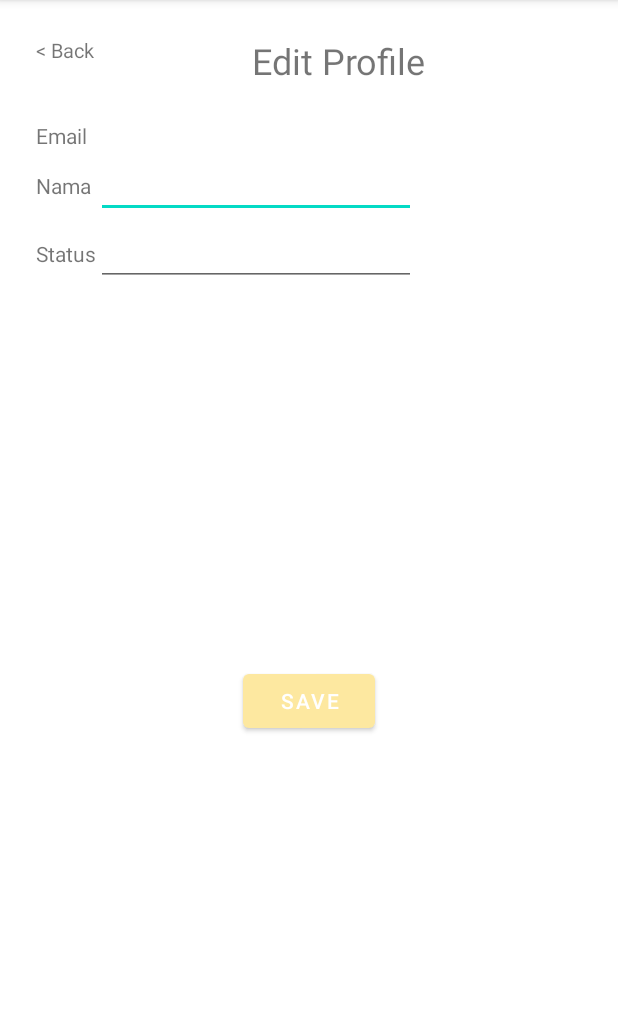
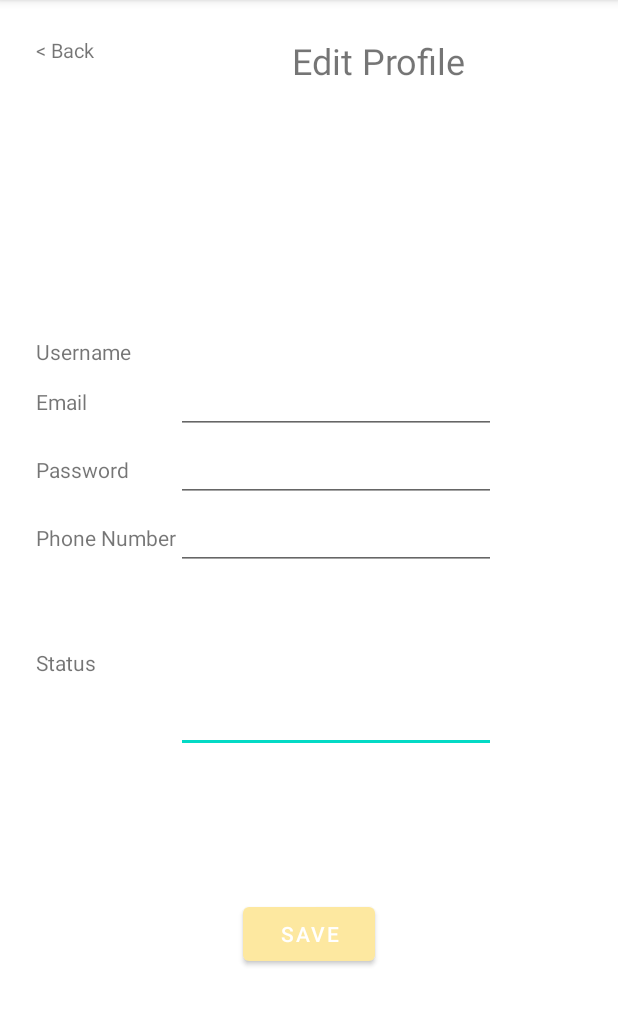
Before and after one commit to NJuGau/KitaBercerita, an Android app: the ProfileViewActivity screen opened directly, with no data from a screen before it, after a tap on "EDIT PROFILE", on a phone screen of 412 x 824 dp, the part 84-1110 px from its top. Run offline under Robolectric (Android 15) with nearby library versions, the phone set to English and light mode, and no system bars; our stand-ins replace Firebase (no records; nobody signed in at launch, a user with empty details on screens opened directly); pictures from the network do not load; 5 statements that could not run were skipped.

Commit message:
tes harus dimerge sblm lanjut

```diff
--- a/app/build.gradle
+++ b/app/build.gradle
@@ -23,6 +23,9 @@ android {
             proguardFiles getDefaultProguardFile('proguard-android-optimize.txt'), 'proguard-rules.pro'
         }
     }
+    buildFeatures {
+        viewBinding true
+    }
     compileOptions {
         sourceCompatibility JavaVersion.VERSION_1_8
         targetCompatibility JavaVersion.VERSION_1_8
@@ -38,6 +41,7 @@ dependencies {
     implementation 'com.google.firebase:firebase-auth'
     implementation 'com.google.firebase:firebase-database'
     implementation 'com.google.firebase:firebase-messaging:23.4.0'
+    implementation 'com.google.firebase:firebase-storage:20.3.0'
     testImplementation 'junit:junit:4.13.2'
     androidTestImplementation 'androidx.test.ext:junit:1.1.5'
     androidTestImplementation 'androidx.test.espresso:espresso-core:3.5.1'
--- a/app/src/main/AndroidManifest.xml
+++ b/app/src/main/AndroidManifest.xml
@@ -4,6 +4,7 @@
 
     <uses-permission android:name="android.permission.INTERNET" />
     <uses-permission android:name="android.permission.POST_NOTIFICATIONS" />
+    <uses-permission android:name="android.permission.READ_EXTERNAL_STORAGE" />
 
     <application
         android:allowBackup="true"
--- a/app/src/main/java/com/example/kitabercerita/EditProfileActivity.java
+++ b/app/src/main/java/com/example/kitabercerita/EditProfileActivity.java
@@ -1,16 +1,34 @@
 package com.example.kitabercerita;
 
+import androidx.activity.result.ActivityResultLauncher;
+import androidx.activity.result.contract.ActivityResultContracts;
 import androidx.annotation.NonNull;
 import androidx.appcompat.app.AppCompatActivity;
+import androidx.core.app.ActivityCompat;
+import androidx.core.content.ContextCompat;
 
+import android.content.Intent;
+import android.content.pm.PackageManager;
+import android.graphics.Bitmap;
+import android.graphics.BitmapFactory;
+import android.graphics.BitmapShader;
+import android.graphics.Canvas;
+import android.graphics.Paint;
+import android.graphics.Shader;
+import android.net.Uri;
 import android.os.Bundle;
+import android.provider.MediaStore;
 import android.util.Log;
 import android.view.View;
 import android.widget.Button;
 import android.widget.EditText;
+import android.widget.ImageView;
 import android.widget.TextClock;
 import android.widget.TextView;
+import android.widget.Toast;
 
+import com.example.kitabercerita.model.Image;
+import com.example.kitabercerita.model.User;
 import com.google.android.gms.tasks.OnFailureListener;
 import com.google.android.gms.tasks.OnSuccessListener;
 import com.google.firebase.database.DataSnapshot;
@@ -18,6 +36,8 @@ import com.google.firebase.database.DatabaseError;
 import com.google.firebase.database.DatabaseReference;
 import com.google.firebase.database.FirebaseDatabase;
 import com.google.firebase.database.ValueEventListener;
+import com.google.firebase.storage.FirebaseStorage;
+import com.google.firebase.storage.StorageReference;
 
 import java.util.HashMap;
 import java.util.Map;
@@ -25,10 +45,15 @@ import java.util.Map;
 public class EditProfileActivity extends AppCompatActivity {
 
     Button saveBtn;
-    EditText nameEt, statusEt;
-    TextView emailTv, backBtn;
-    String name, status;
+    EditText emailEt, passEt, phoNumEt, statusEt;
+    TextView nameTv, backBtn;
+    String email, pass, phoNum, status, uname;
+    FirebaseDatabase db;
     DatabaseReference rf;
+//    ImageView imageView;
+//    Uri imageUri;
+
+    StorageReference reference = FirebaseStorage.getInstance().getReference().child("images/");
 
     @Override
     protected void onCreate(Bundle savedInstanceState) {
@@ -38,23 +63,29 @@ public class EditProfileActivity extends AppCompatActivity {
         backBtn = findViewById(R.id.backBtn);
         saveBtn = findViewById(R.id.saveBtn);
 
-        emailTv = findViewById(R.id.emailTv);
-        nameEt = findViewById(R.id.nameEt);
+//        imageView = findViewById(R.id.imageView);
+        nameTv = findViewById(R.id.nameTv);
+        emailEt = findViewById(R.id.emailEt);
+        passEt = findViewById(R.id.passEt);
         statusEt = findViewById(R.id.statusEt);
 
         //ambil dari db
-        rf = FirebaseDatabase.getInstance().getReference().child("User").child("chrism"); //TODO: ganti jd id current user
+        uname = User.getCurrentUser().getUsername();
+        db = FirebaseDatabase.getInstance("https://mobile-78ad2-default-rtdb.asia-southeast1.firebasedatabase.app/");
+        rf = db.getReference().child("User").child(uname);
         rf.addValueEventListener(new ValueEventListener() {
             @Override
             public void onDataChange(@NonNull DataSnapshot sn) {
-                emailTv.setText(sn.child("email").getValue(String.class));
-                nameEt.setText(sn.child("username").getValue(String.class));
+                nameTv.setText(uname);
+                emailEt.setText(sn.child("email").getValue(String.class));
+                passEt.setText(sn.child("password").getValue(String.class));
+                phoNumEt.setText(sn.child("phoneNumber").getValue(String.class));
                 statusEt.setText(sn.child("status").getValue(String.class));
             }
 
             @Override
             public void onCancelled(@NonNull DatabaseError error) {
-
+                System.out.println("tes");
             }
         });
 
@@ -66,16 +97,43 @@ public class EditProfileActivity extends AppCompatActivity {
             }
         });
 
+        //image
+//        if(User.getCurrentUser().getImage().equals("1")){
+//            imageView.setImageResource(R.drawable.nopp);
+//        }else{
+//            imageView.setImageURI(imageUri);
+//        }
+
+//        Image img = new Image();
+//        Bitmap bitmap = BitmapFactory.decodeResource(getResources(), R.drawable.nopp);
+//
+//        if (bitmap != null) {
+//            Bitmap circularBitmap = img.getCircularBitmap(bitmap);
+//            imageView.setImageBitmap(circularBitmap);
+//        }
+
+
+//        imageView.setOnClickListener(new View.OnClickListener() {
+//            @Override
+//            public void onClick(View view) {
+//                pickImageFromGallery();
+//            }
+//        });
+
         saveBtn.setOnClickListener(new View.OnClickListener() {
             @Override
             public void onClick(View view) {
                 //ambil perubahannya
-                name = String.valueOf(nameEt.getText());
+                email = String.valueOf(emailEt.getText());
+                pass = String.valueOf(passEt.getText());
+                phoNum = String.valueOf(phoNumEt.getText());
                 status = String.valueOf(statusEt.getText());
 
                 //update db
                 Map<String, Object> updates = new HashMap<>();
-                updates.put("username", name);
+                updates.put("email", email);
+                updates.put("password", pass);
+                updates.put("phoneNumber", phoNum);
                 updates.put("status", status);
 
                 rf.updateChildren(updates)
@@ -83,7 +141,7 @@ public class EditProfileActivity extends AppCompatActivity {
                             @Override
                             public void onSuccess(Void aVoid) {
                                 // Data updated successfully
-                                Log.d("Firebase", "Age updated successfully");
+                                Log.d("Firebase", "Profile updated successfully");
                             }
                         })
                         .addOnFailureListener(new OnFailureListener() {
@@ -98,7 +156,23 @@ public class EditProfileActivity extends AppCompatActivity {
                 finish();
             }
         });
+    }
 
+    // Create an ActivityResultLauncher for picking an image
+//    private ActivityResultLauncher<String> imagePickerLauncher = registerForActivityResult(
+//            new ActivityResultContracts.GetContent(),
+//            uri -> {
+//                // Handle the selected image Uri here
+//                if (uri != null) {
+//                    // Use the selected image Uri as needed (e.g., display it in an ImageView)
+//                    imageView.setImageURI(uri);
+//                }
+//            }
+//    );
 
-    }
+    // Call this method when you want to pick an image from the gallery
+//    private void pickImageFromGallery() {
+//        imagePickerLauncher.launch("image/*");
+//    }
+
 }
--- a/app/src/main/java/com/example/kitabercerita/LoginActivity.java
+++ b/app/src/main/java/com/example/kitabercerita/LoginActivity.java
@@ -74,7 +74,7 @@ public class LoginActivity extends AppCompatActivity {
                                     String email = snapshot.child(userName).child("email").getValue(String.class);
                                     String status = snapshot.child(userName).child("status").getValue(String.class);
                                     String phoneNumber = snapshot.child(userName).child("phoneNumber").getValue(String.class);
-                                    Integer image = snapshot.child(userName).child("image").getValue(Integer.class);
+                                    String image = snapshot.child(userName).child("image").getValue(String.class);
                                     Toast.makeText(LoginActivity.this, "Success!, you are now logged in!", Toast.LENGTH_SHORT).show();
                                     User.setCurrentUser(new User(userName, email, password, status, phoneNumber, image));
                                     Intent intent = new Intent(LoginActivity.this,HomeActivity.class);
--- a/app/src/main/java/com/example/kitabercerita/LoginFragment.java
+++ b/app/src/main/java/com/example/kitabercerita/LoginFragment.java
@@ -107,7 +107,7 @@ public class LoginFragment extends Fragment {
                                     String email = snapshot.child(userName).child("email").getValue(String.class);
                                     String status = snapshot.child(userName).child("status").getValue(String.class);
                                     String phoneNumber = snapshot.child(userName).child("phoneNumber").getValue(String.class);
-                                    Integer image = snapshot.child(userName).child("image").getValue(Integer.class);
+                                    String image = snapshot.child(userName).child("image").getValue(String.class);
                                     Toast.makeText(getActivity().getApplicationContext(), "Success!, you are now logged in!", Toast.LENGTH_SHORT).show();
                                     User.setCurrentUser(new User(userName, email, password, status, phoneNumber, image));
                                     Intent intent = new Intent(getActivity().getApplicationContext(),HomeActivity.class);
--- a/app/src/main/java/com/example/kitabercerita/ProfileViewActivity.java
+++ b/app/src/main/java/com/example/kitabercerita/ProfileViewActivity.java
@@ -3,13 +3,10 @@ package com.example.kitabercerita;
 import androidx.annotation.NonNull;
 import androidx.appcompat.app.AppCompatActivity;
 
+import android.app.ProgressDialog;
 import android.content.Intent;
 import android.graphics.Bitmap;
 import android.graphics.BitmapFactory;
-import android.graphics.BitmapShader;
-import android.graphics.Canvas;
-import android.graphics.Paint;
-import android.graphics.Shader;
 import android.os.Bundle;
 import android.view.Menu;
 import android.view.MenuInflater;
@@ -19,19 +16,21 @@ import android.widget.Button;
 import android.widget.ImageView;
 import android.widget.TextView;
 
-import com.google.firebase.database.DataSnapshot;
-import com.google.firebase.database.DatabaseError;
-import com.google.firebase.database.DatabaseReference;
-import com.google.firebase.database.FirebaseDatabase;
-import com.google.firebase.database.ValueEventListener;
+import com.example.kitabercerita.databinding.ActivityProfileViewBinding;
+import com.example.kitabercerita.model.User;
+import com.google.android.gms.tasks.OnSuccessListener;
+import com.google.firebase.storage.FileDownloadTask;
+import com.google.firebase.storage.FirebaseStorage;
+import com.google.firebase.storage.StorageReference;
+
+import java.io.File;
+import java.io.IOException;
 
 public class ProfileViewActivity extends AppCompatActivity {
 
     ImageView ppIv;
     TextView nameTv, statusTv;
     Button editBtn, logoutBtn;
-    DatabaseReference rf;
-    String sender;
 
     @Override
     public boolean onOptionsItemSelected(@NonNull MenuItem item) {
@@ -57,45 +56,42 @@ public class ProfileViewActivity extends AppCompatActivity {
         return true;
     }
 
+    ActivityProfileViewBinding binding;
+    StorageReference storageReference;
+
     @Override
     protected void onCreate(Bundle savedInstanceState) {
         super.onCreate(savedInstanceState);
-        setContentView(R.layout.activity_profile_view);
+        binding = ActivityProfileViewBinding.inflate(getLayoutInflater());
+        setContentView(binding.getRoot());
 
         //profile picture
         ppIv = findViewById(R.id.ppIv);
-        Bitmap bitmap = BitmapFactory.decodeResource(getResources(), R.drawable.nopp);
 
-        if (bitmap != null) {
-            Bitmap circularBitmap = getCircularBitmap(bitmap);
-            ppIv.setImageBitmap(circularBitmap);
+        String imageID = User.getCurrentUser().getImage();
+        storageReference = FirebaseStorage.getInstance().getReference("images/"+imageID+".jpg");
+
+        try {
+            File localFile = File.createTempFile("tempFile", ".jpg");
+            storageReference.getFile(localFile).addOnSuccessListener(new OnSuccessListener<FileDownloadTask.TaskSnapshot>() {
+                @Override
+                public void onSuccess(FileDownloadTask.TaskSnapshot taskSnapshot) {
+                    Bitmap bitmap = BitmapFactory.decodeFile(localFile.getAbsolutePath());
+                    binding.ppIv.setImageBitmap(bitmap);
+                }
+            });
+        } catch (IOException e) {
+            e.printStackTrace();
         }
 
         //text view
         nameTv = findViewById(R.id.nameTv);
         statusTv = findViewById(R.id.statusTv);
 
-        Intent intent = getIntent();
-        if (intent != null) {
-            sender = intent.getStringExtra("EXTRA_MESSAGE");
-
-            if (sender != null) {
-                //ambil dari db
-                rf = FirebaseDatabase.getInstance().getReference().child("User").child(sender);
-                rf.addValueEventListener(new ValueEventListener() {
-                    @Override
-                    public void onDataChange(@NonNull DataSnapshot sn) {
-                        nameTv.setText(sn.child("username").getValue(String.class));
-                        statusTv.setText(sn.child("status").getValue(String.class));
-                    }
-
-                    @Override
-                    public void onCancelled(@NonNull DatabaseError error) {
-
-                    }
-                });
-            }
-        }
+        //tampilkan informasi current user
+        User u = User.getCurrentUser();
+        nameTv.setText(u.getUsername());
+        statusTv.setText(u.getStatus());
 
         //button
         editBtn = findViewById(R.id.editProfileBtn);
@@ -120,21 +116,4 @@ public class ProfileViewActivity extends AppCompatActivity {
         });
     }
 
-    private Bitmap getCircularBitmap(Bitmap bitmap) {
-        int width = bitmap.getWidth();
-        int height = bitmap.getHeight();
-
-        Bitmap circularBitmap = Bitmap.createBitmap(width, height, Bitmap.Config.ARGB_8888);
-        Canvas canvas = new Canvas(circularBitmap);
-
-        Paint paint = new Paint();
-        BitmapShader shader = new BitmapShader(bitmap, Shader.TileMode.CLAMP, Shader.TileMode.CLAMP);
-        paint.setShader(shader);
-
-        float radius = Math.min(width, height) / 2f;
-        canvas.drawCircle(width / 2f, height / 2f, radius, paint);
-
-        return circularBitmap;
-    }
-
 }
--- a/app/src/main/java/com/example/kitabercerita/RegisterActivity.java
+++ b/app/src/main/java/com/example/kitabercerita/RegisterActivity.java
@@ -54,7 +54,7 @@ public class RegisterActivity extends AppCompatActivity {
                     userMap.put("email", email);
                     userMap.put("password", password);
                     userMap.put("phoneNumber", phoneNumber);
-                    userMap.put("image", 1);
+                    userMap.put("image", "blankpp");
                     userMap.put("status", "No Status");
 
                     rf.child(username).setValue(userMap).addOnCompleteListener(new OnCompleteListener<Void>() {
--- a/app/src/main/java/com/example/kitabercerita/RegisterFragment.java
+++ b/app/src/main/java/com/example/kitabercerita/RegisterFragment.java
@@ -101,7 +101,7 @@ public class RegisterFragment extends Fragment {
                     userMap.put("email", email);
                     userMap.put("password", password);
                     userMap.put("phoneNumber", phoneNumber);
-                    userMap.put("image", 1);
+                    userMap.put("image", "blankpp");
                     userMap.put("status", "No Status");
 
                     rf.child(username).setValue(userMap).addOnCompleteListener(new OnCompleteListener<Void>() {
--- a/app/src/main/res/layout/activity_edit_profile.xml
+++ b/app/src/main/res/layout/activity_edit_profile.xml
@@ -31,61 +31,98 @@
     <TextView
         android:layout_width="wrap_content"
         android:layout_height="wrap_content"
-        android:layout_row="1"
+        android:layout_row="2"
         android:layout_column="0"
-        android:text="Email" />
+        android:text="Username" />
 
     <TextView
-        android:id="@+id/emailTv"
-        android:layout_width="wrap_content"
-        android:layout_height="wrap_content"
-        android:layout_row="1"
-        android:layout_column="1"
-        android:text="your email" />
-
-    <TextView
+        android:id="@+id/nameTv"
         android:layout_width="wrap_content"
         android:layout_height="wrap_content"
         android:layout_row="2"
-        android:layout_column="0"
-        android:text="Nama" />
+        android:layout_column="1" />
 
     <TextView
         android:layout_width="wrap_content"
         android:layout_height="wrap_content"
         android:layout_row="3"
         android:layout_column="0"
+        android:text="Email" />
+
+    <TextView
+        android:layout_width="wrap_content"
+        android:layout_height="wrap_content"
+        android:layout_row="7"
+        android:layout_column="0"
         android:text="Status" />
 
     <EditText
-        android:id="@+id/nameEt"
+        android:id="@+id/statusEt"
+        android:layout_width="wrap_content"
+        android:layout_height="122dp"
+        android:layout_row="7"
+        android:layout_column="1"
+        android:ems="10"
+        android:inputType="text" />
+
+    <Button
+        android:id="@+id/saveBtn"
         android:layout_width="wrap_content"
         android:layout_height="wrap_content"
-        android:layout_row="2"
+        android:layout_row="8"
+        android:layout_column="0"
+        android:layout_columnSpan="2"
+        android:layout_gravity="center"
+        android:text="Save" />
+
+    <TextView
+        android:layout_width="wrap_content"
+        android:layout_height="wrap_content"
+        android:layout_row="5"
+        android:layout_column="0"
+        android:text="Password" />
+
+    <TextView
+        android:layout_width="wrap_content"
+        android:layout_height="wrap_content"
+        android:layout_row="6"
+        android:layout_column="0"
+        android:text="Phone Number" />
+
+    <EditText
+        android:id="@+id/phoneNumberEt"
+        android:layout_width="wrap_content"
+        android:layout_height="wrap_content"
+        android:layout_row="6"
         android:layout_column="1"
         android:ems="10"
-        android:inputType="textPersonName"
-        android:text="your name" />
+        android:inputType="phone" />
 
     <EditText
-        android:id="@+id/statusEt"
+        android:id="@+id/emailEt"
         android:layout_width="wrap_content"
         android:layout_height="wrap_content"
         android:layout_row="3"
         android:layout_column="1"
         android:ems="10"
-        android:inputType="text"
-        android:text="your status" />
+        android:inputType="textEmailAddress" />
 
-    <Button
-        android:id="@+id/saveBtn"
+    <EditText
+        android:id="@+id/passEt"
         android:layout_width="wrap_content"
         android:layout_height="wrap_content"
-        android:layout_row="7"
-        android:layout_column="0"
-        android:layout_columnSpan="2"
-        android:layout_gravity="center"
-        android:text="Save" />
+        android:layout_row="5"
+        android:layout_column="1"
+        android:ems="10"
+        android:inputType="textPassword" />
+
+    <ImageView
+        android:id="@+id/imageView"
+        android:layout_width="120dp"
+        android:layout_height="120dp"
+        android:layout_marginBottom="24dp"
+        android:layout_row="1"
+        android:layout_column="1" />
 
 
 </GridLayout>
--- a/app/src/main/res/layout/activity_profile_view.xml
+++ b/app/src/main/res/layout/activity_profile_view.xml
@@ -19,7 +19,6 @@
         android:layout_width="150dp"
         android:layout_height="60dp"
         android:layout_weight="1"
-        android:src="@drawable/nopp"
         android:layout_marginTop="64dp"
         />
 
```
Also changed, not shown: app/src/main/java/com/example/kitabercerita/model/Image.java (added, +28 -0 lines), app/src/main/java/com/example/kitabercerita/model/User.java (+4 -4 lines), app/src/main/res/drawable-v24/nopp.jpg (deleted).
